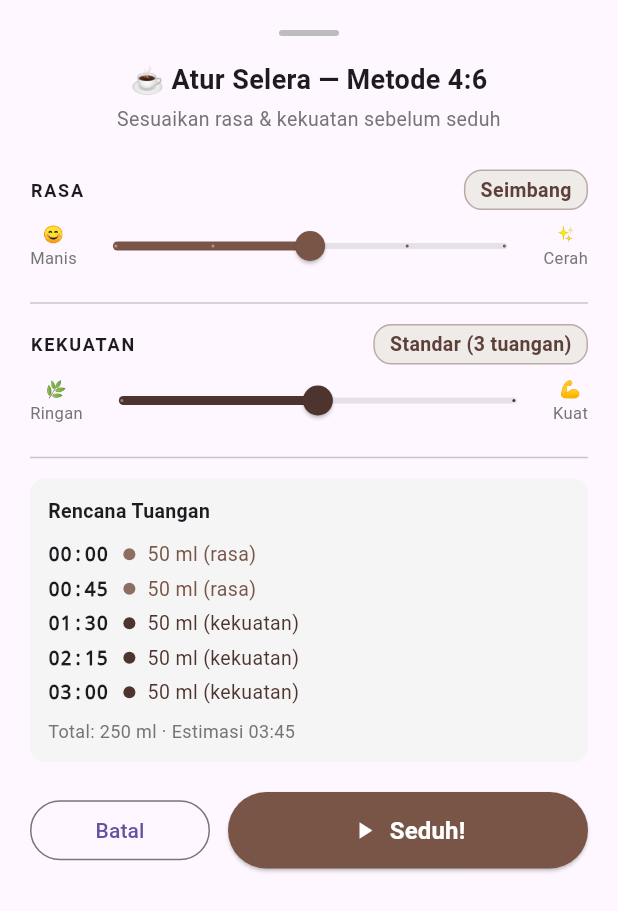
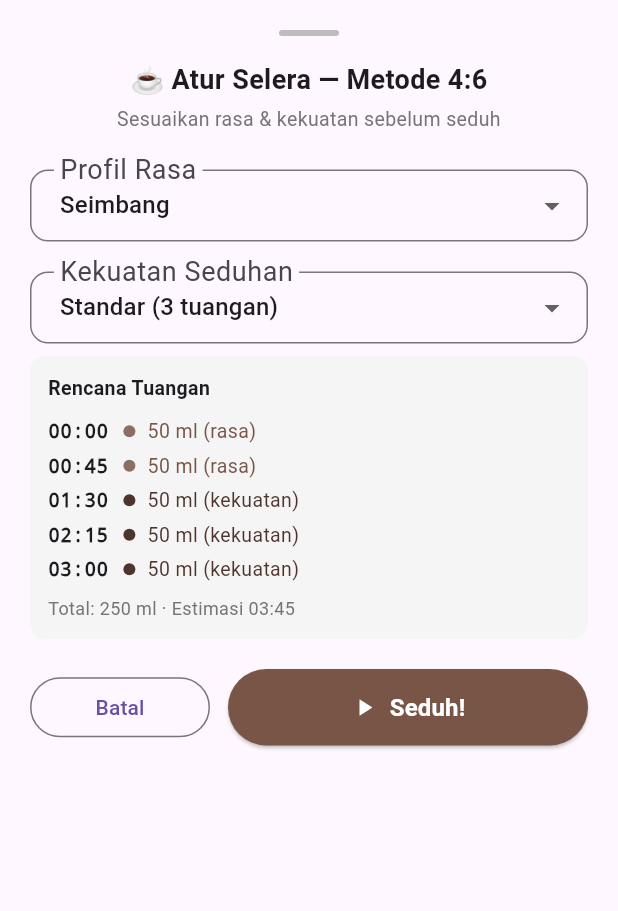
Before and after one commit to InfiArtt/sensebrew-app, a Flutter app: the _FlavorDialSheet widget shown alone on an empty page, opened directly with sample values from the repository, on a phone screen of 412 x 824 dp. Shown: the top 911 px of the screen. Run offline on Flutter 3.47's test engine with Material 3 defaults, Android fonts, the phone set to English and light mode, and no system bars; our stand-ins replace audioplayers, flutter_tts, shared_preferences, wakelock_plus; missing offline and left inert: record, soundpool; accounts and stored records are empty; project files that could hold a hidden picture were left out.

Commit message:
refactor: use Dropdown UI for Flavor Dial instead of sliders for better accessibility

```diff
--- a/lib/widgets/flavor_dial_sheet.dart
+++ b/lib/widgets/flavor_dial_sheet.dart
@@ -148,109 +148,53 @@
           ),
           const SizedBox(height: 24),
 
-          // --- RASA SLIDER ---
-          Semantics(
-            label: lang == 'en'
-                ? 'Taste slider. Current: ${_rasaLabel(lang)}'
-                : 'Slider rasa. Saat ini: ${_rasaLabel(lang)}',
-            child: Column(
-              crossAxisAlignment: CrossAxisAlignment.start,
-              children: [
-                Row(
-                  mainAxisAlignment: MainAxisAlignment.spaceBetween,
-                  children: [
-                    Text(lang == 'en' ? 'TASTE' : 'RASA',
-                        style: const TextStyle(fontWeight: FontWeight.bold, fontSize: 12, letterSpacing: 1.2)),
-                    Container(
-                      padding: const EdgeInsets.symmetric(horizontal: 10, vertical: 3),
-                      decoration: BoxDecoration(
-                        color: Colors.brown[50],
-                        borderRadius: BorderRadius.circular(12),
-                        border: Border.all(color: Colors.brown[200]!),
-                      ),
-                      child: Text(_rasaLabel(lang),
-                          style: TextStyle(color: Colors.brown[700], fontWeight: FontWeight.bold, fontSize: 13)),
-                    ),
-                  ],
-                ),
-                Row(
-                  children: [
-                    Text(lang == 'en' ? '😊\nSweet' : '😊\nManis',
-                        textAlign: TextAlign.center,
-                        style: TextStyle(fontSize: 11, color: Colors.grey[600])),
-                    Expanded(
-                      child: Slider(
-                        value: _rasa.toDouble(),
-                        min: -2, max: 2, divisions: 4,
-                        activeColor: Colors.brown,
-                        onChanged: (v) {
-                          setState(() => _rasa = v.round());
-                          SemanticsService.announce(_rasaLabel(lang), TextDirection.ltr);
-                        },
-                      ),
-                    ),
-                    Text(lang == 'en' ? '✨\nBright' : '✨\nCerah',
-                        textAlign: TextAlign.center,
-                        style: TextStyle(fontSize: 11, color: Colors.grey[600])),
-                  ],
-                ),
-              ],
+                    // --- RASA DROPDOWN ---
+          DropdownButtonFormField<int>(
+            value: _rasa,
+            decoration: InputDecoration(
+              labelText: lang == 'en' ? 'Taste Profile' : 'Profil Rasa',
+              border: OutlineInputBorder(borderRadius: BorderRadius.circular(12)),
+              contentPadding: const EdgeInsets.symmetric(horizontal: 16, vertical: 12),
             ),
+            items: [
+              DropdownMenuItem(value: -2, child: Text(lang == 'en' ? 'Very Sweet' : 'Sangat Manis')),
+              DropdownMenuItem(value: -1, child: Text(lang == 'en' ? 'Sweet' : 'Manis')),
+              DropdownMenuItem(value: 0, child: Text(lang == 'en' ? 'Balanced' : 'Seimbang')),
+              DropdownMenuItem(value: 1, child: Text(lang == 'en' ? 'Bright / Sour' : 'Cerah / Asam')),
+              DropdownMenuItem(value: 2, child: Text(lang == 'en' ? 'Very Bright' : 'Sangat Cerah')),
+            ],
+            onChanged: (v) {
+              if (v != null) {
+                setState(() => _rasa = v);
+                SemanticsService.announce(_rasaLabel(lang), TextDirection.ltr);
+              }
+            },
           ),
 
-          const Divider(height: 28),
+          const SizedBox(height: 20),
 
-          // --- KEKUATAN SLIDER ---
-          Semantics(
-            label: lang == 'en'
-                ? 'Strength slider. Current: ${_kekuatanLabel(lang)}'
-                : 'Slider kekuatan. Saat ini: ${_kekuatanLabel(lang)}',
-            child: Column(
-              crossAxisAlignment: CrossAxisAlignment.start,
-              children: [
-                Row(
-                  mainAxisAlignment: MainAxisAlignment.spaceBetween,
-                  children: [
-                    Text(lang == 'en' ? 'STRENGTH' : 'KEKUATAN',
-                        style: const TextStyle(fontWeight: FontWeight.bold, fontSize: 12, letterSpacing: 1.2)),
-                    Container(
-                      padding: const EdgeInsets.symmetric(horizontal: 10, vertical: 3),
-                      decoration: BoxDecoration(
-                        color: Colors.brown[50],
-                        borderRadius: BorderRadius.circular(12),
-                        border: Border.all(color: Colors.brown[200]!),
-                      ),
-                      child: Text(_kekuatanLabel(lang),
-                          style: TextStyle(color: Colors.brown[700], fontWeight: FontWeight.bold, fontSize: 13)),
-                    ),
-                  ],
-                ),
-                Row(
-                  children: [
-                    Text(lang == 'en' ? '🌿\nLight' : '🌿\nRingan',
-                        textAlign: TextAlign.center,
-                        style: TextStyle(fontSize: 11, color: Colors.grey[600])),
-                    Expanded(
-                      child: Slider(
-                        value: _kekuatan.toDouble(),
-                        min: -1, max: 1, divisions: 2,
-                        activeColor: Colors.brown[800],
-                        onChanged: (v) {
-                          setState(() => _kekuatan = v.round());
-                          SemanticsService.announce(_kekuatanLabel(lang), TextDirection.ltr);
-                        },
-                      ),
-                    ),
-                    Text(lang == 'en' ? '💪\nBold' : '💪\nKuat',
-                        textAlign: TextAlign.center,
-                        style: TextStyle(fontSize: 11, color: Colors.grey[600])),
-                  ],
-                ),
-              ],
+          // --- KEKUATAN DROPDOWN ---
+          DropdownButtonFormField<int>(
+            value: _kekuatan,
+            decoration: InputDecoration(
+              labelText: lang == 'en' ? 'Strength Profile' : 'Kekuatan Seduhan',
+              border: OutlineInputBorder(borderRadius: BorderRadius.circular(12)),
+              contentPadding: const EdgeInsets.symmetric(horizontal: 16, vertical: 12),
             ),
+            items: [
+              DropdownMenuItem(value: -1, child: Text(lang == 'en' ? 'Light (2 pours)' : 'Ringan (2 tuangan)')),
+              DropdownMenuItem(value: 0, child: Text(lang == 'en' ? 'Standard (3 pours)' : 'Standar (3 tuangan)')),
+              DropdownMenuItem(value: 1, child: Text(lang == 'en' ? 'Bold (4 pours)' : 'Kuat (4 tuangan)')),
+            ],
+            onChanged: (v) {
+              if (v != null) {
+                setState(() => _kekuatan = v);
+                SemanticsService.announce(_kekuatanLabel(lang), TextDirection.ltr);
+              }
+            },
           ),
 
-          const Divider(height: 28),
+          const SizedBox(height: 8),
 
           // --- PHASE PREVIEW ---
           Semantics(
```
